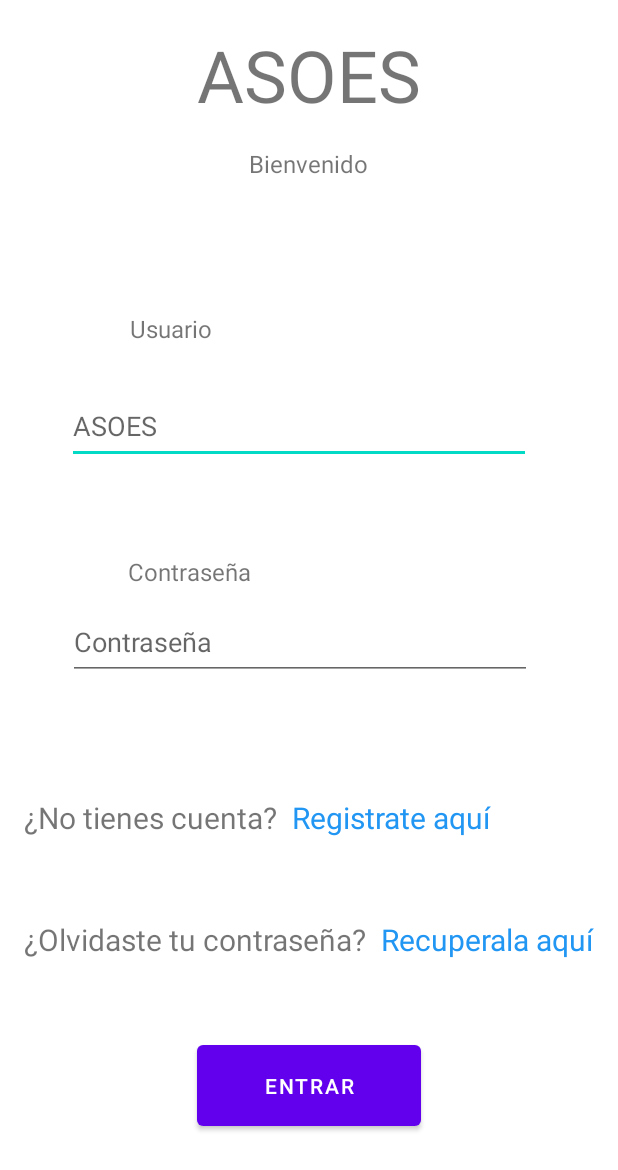
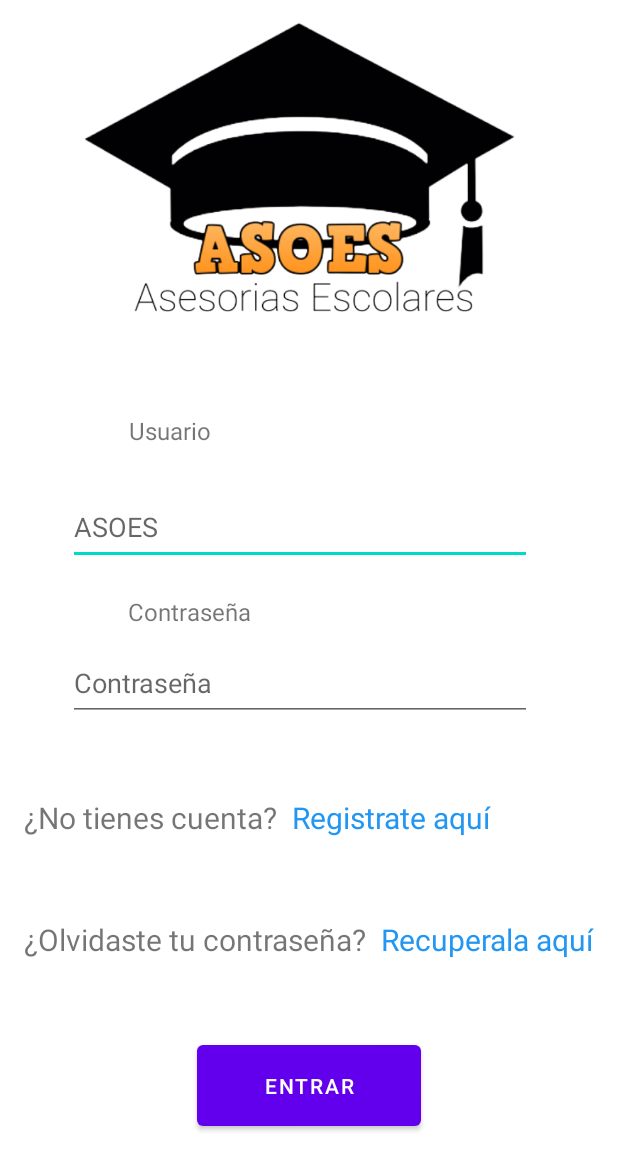
Before and after one commit to renteriaLuisC56/Asoes, an Android app: the screen it shows after launch (Login), on a phone screen of 412 x 824 dp. Shown: the top 1170 px of the screen. Run offline under Robolectric (Android 15) with nearby library versions, the phone set to English and light mode, and no system bars.

Commit message:
Se agregó la imagen

```diff
--- a/app/src/main/res/layout/activity_login.xml
+++ b/app/src/main/res/layout/activity_login.xml
@@ -5,31 +5,6 @@
     android:layout_width="match_parent"
     android:layout_height="match_parent"
     tools:context=".Login">
-
-    <TextView
-        android:id="@+id/textView3"
-        android:layout_width="wrap_content"
-        android:layout_height="wrap_content"
-        android:text="Bienvenido"
-        android:textSize="16sp"
-        app:layout_constraintBottom_toBottomOf="parent"
-        app:layout_constraintEnd_toEndOf="parent"
-        app:layout_constraintHorizontal_bias="0.498"
-        app:layout_constraintStart_toStartOf="parent"
-        app:layout_constraintTop_toTopOf="parent"
-        app:layout_constraintVertical_bias="0.122" />
-
-    <TextView
-        android:id="@+id/textView"
-        android:layout_width="wrap_content"
-        android:layout_height="wrap_content"
-        android:text="ASOES"
-        android:textSize="48sp"
-        app:layout_constraintBottom_toBottomOf="parent"
-        app:layout_constraintEnd_toEndOf="parent"
-        app:layout_constraintStart_toStartOf="parent"
-        app:layout_constraintTop_toTopOf="parent"
-        app:layout_constraintVertical_bias="0.023" />
 
     <TextView
         android:id="@+id/textView7"
@@ -107,10 +82,10 @@
         android:inputType="textPersonName"
         app:layout_constraintBottom_toBottomOf="parent"
         app:layout_constraintEnd_toEndOf="parent"
-        app:layout_constraintHorizontal_bias="0.437"
+        app:layout_constraintHorizontal_bias="0.441"
         app:layout_constraintStart_toStartOf="parent"
         app:layout_constraintTop_toTopOf="parent"
-        app:layout_constraintVertical_bias="0.335" />
+        app:layout_constraintVertical_bias="0.422" />
 
     <TextView
         android:id="@+id/textView4"
@@ -120,10 +95,10 @@
         android:textSize="16sp"
         app:layout_constraintBottom_toBottomOf="parent"
         app:layout_constraintEnd_toEndOf="parent"
-        app:layout_constraintHorizontal_bias="0.242"
+        app:layout_constraintHorizontal_bias="0.24"
         app:layout_constraintStart_toStartOf="parent"
         app:layout_constraintTop_toTopOf="parent"
-        app:layout_constraintVertical_bias="0.259" />
+        app:layout_constraintVertical_bias="0.344" />
 
     <EditText
         android:id="@+id/txtPass"
@@ -137,7 +112,7 @@
         app:layout_constraintHorizontal_bias="0.441"
         app:layout_constraintStart_toStartOf="parent"
         app:layout_constraintTop_toTopOf="parent"
-        app:layout_constraintVertical_bias="0.521" />
+        app:layout_constraintVertical_bias="0.556" />
 
     <TextView
         android:id="@+id/textView9"
@@ -150,5 +125,16 @@
         app:layout_constraintHorizontal_bias="0.258"
         app:layout_constraintStart_toStartOf="parent"
         app:layout_constraintTop_toTopOf="parent"
-        app:layout_constraintVertical_bias="0.461" />
+        app:layout_constraintVertical_bias="0.495" />
+
+    <ImageView
+        android:id="@+id/imageView"
+        android:layout_width="380dp"
+        android:layout_height="233dp"
+        app:layout_constraintBottom_toBottomOf="parent"
+        app:layout_constraintEnd_toEndOf="parent"
+        app:layout_constraintStart_toStartOf="parent"
+        app:layout_constraintTop_toTopOf="parent"
+        app:layout_constraintVertical_bias="0.0"
+        app:srcCompat="@drawable/lasoes" />
 </androidx.constraintlayout.widget.ConstraintLayout>
```
Also changed, not shown: app/src/main/res/drawable/lasoes.png (added).
